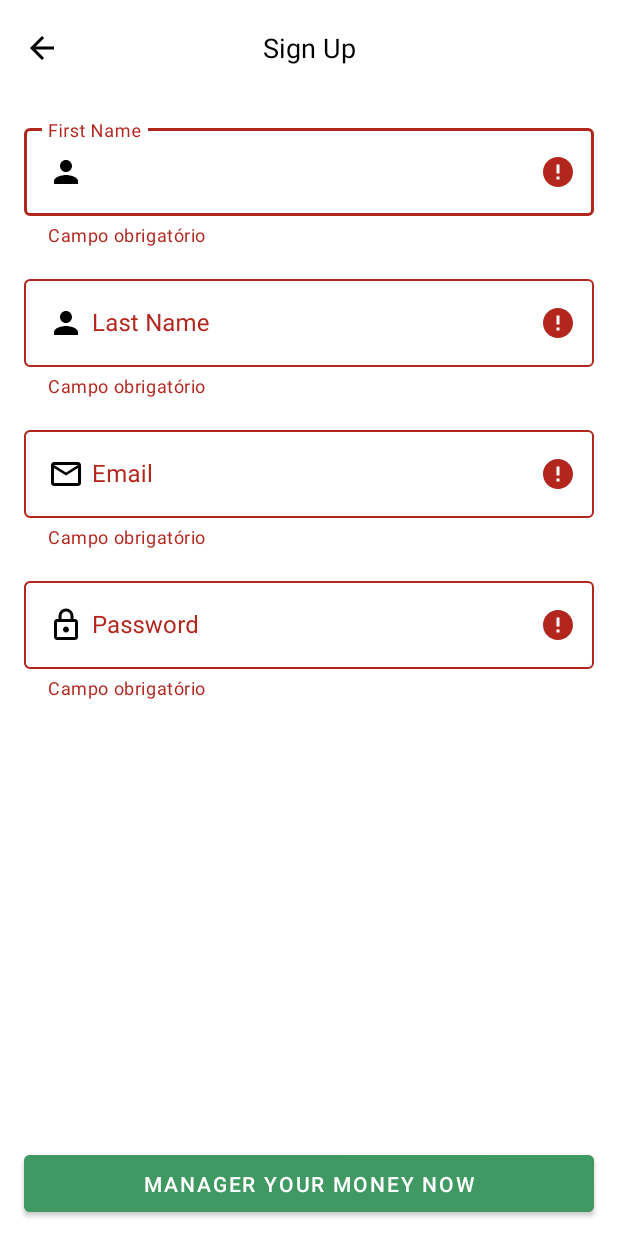
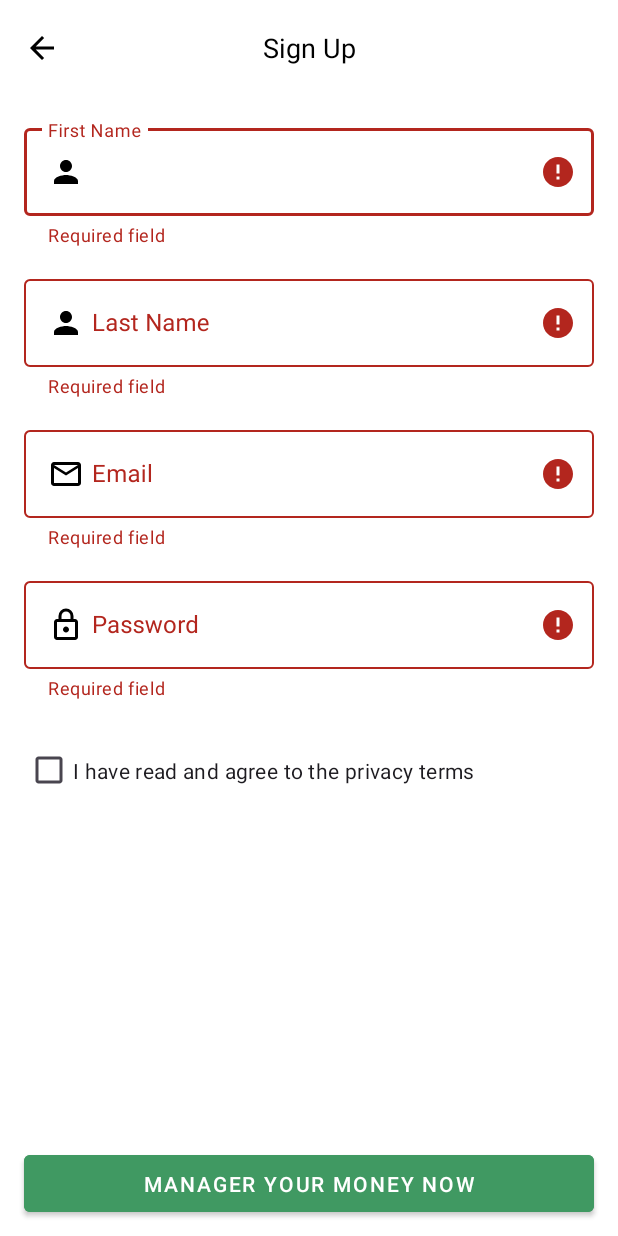
Before and after one commit to franklaercio/financial-android-app, an Android app: the SignUpActivity screen opened directly, with no data from a screen before it, after a tap on "MANAGER YOUR MONEY NOW", on a phone screen of 412 x 824 dp. Run offline under Robolectric (Android 15) with nearby library versions, the phone set to English and light mode, and no system bars; Roboto replaces fonts that are not available here.

Commit message:
fix: adjusting layouts, language and colors

```diff
--- a/app/src/main/java/com/github/finacial/activities/HomeActivity.java
+++ b/app/src/main/java/com/github/finacial/activities/HomeActivity.java
@@ -64,7 +64,7 @@ public class HomeActivity extends AppCompatActivity {
         try {
             return transactionDatasource.getAll();
         } catch (Exception ex) {
-            Toast.makeText(this, "Não foi possível recuperar as transações", Toast.LENGTH_LONG).show();
+            Toast.makeText(this, "Could not possible save transaction", Toast.LENGTH_LONG).show();
             Intent intent = new Intent(this, LoginActivity.class);
             startActivity(intent);
             return null;
--- a/app/src/main/java/com/github/finacial/activities/LoginActivity.java
+++ b/app/src/main/java/com/github/finacial/activities/LoginActivity.java
@@ -67,11 +67,11 @@ public class LoginActivity extends AppCompatActivity {
                 Intent intent = new Intent(this, HomeActivity.class);
                 startActivity(intent);
             } else {
-                Toast.makeText(this, "Não foi possível autenticar!", Toast.LENGTH_LONG).show();
+                Toast.makeText(this, "Could not possible authenticate!", Toast.LENGTH_LONG).show();
             }
         } else {
-            emailEditText.setError("Campo obrigatório");
-            passwordEditText.setError("Campo obrigatório");
+            emailEditText.setError("Required field");
+            passwordEditText.setError("Required field");
         }
     }
 }
--- a/app/src/main/java/com/github/finacial/activities/SignUpActivity.java
+++ b/app/src/main/java/com/github/finacial/activities/SignUpActivity.java
@@ -4,6 +4,7 @@ import android.content.Intent;
 import android.os.Bundle;
 import android.text.TextUtils;
 import android.view.View;
+import android.widget.CheckBox;
 import android.widget.Toast;
 
 import androidx.appcompat.app.AppCompatActivity;
@@ -21,6 +22,7 @@ public class SignUpActivity extends AppCompatActivity {
     private TextInputLayout lastNameEditText;
     private TextInputLayout emailEditText;
     private TextInputLayout passwordEditText;
+    private CheckBox checkBox;
 
     boolean hasErrors = false;
 
@@ -43,6 +45,7 @@ public class SignUpActivity extends AppCompatActivity {
         lastNameEditText = findViewById(R.id.editTextDateTransaction);
         emailEditText = findViewById(R.id.editTextAmount);
         passwordEditText = findViewById(R.id.editTextPassword);
+        checkBox = findViewById(R.id.checkBoxPrivacyTerms);
     }
 
     public void validate(View view) {
@@ -54,29 +57,34 @@ public class SignUpActivity extends AppCompatActivity {
         hasErrors = false;
 
         if (TextUtils.isEmpty(firstName)) {
-            firstNameEditText.setError("Campo obrigatório");
+            firstNameEditText.setError("Required field");
             changeState();
         }
 
         if (TextUtils.isEmpty(lastName)) {
-            lastNameEditText.setError("Campo obrigatório");
+            lastNameEditText.setError("Required field");
             changeState();
         }
 
         if (TextUtils.isEmpty(email)) {
-            emailEditText.setError("Campo obrigatório");
+            emailEditText.setError("Required field");
             changeState();
         }
 
         if (TextUtils.isEmpty(password)) {
-            passwordEditText.setError("Campo obrigatório");
+            passwordEditText.setError("Required field");
             changeState();
         }
 
-        saveProduct(firstName, lastName, email, password);
+        if(checkBox.isChecked()) {
+            Toast.makeText(this, "You need to agree with terms!", Toast.LENGTH_LONG).show();
+            changeState();
+        }
+
+        saveUser(firstName, lastName, email, password);
     }
 
-    private void saveProduct(String firstName, String lastName, String email, String password) {
+    private void saveUser(String firstName, String lastName, String email, String password) {
         if(!hasErrors) {
             try {
                 User user = new User();
@@ -86,12 +94,12 @@ public class SignUpActivity extends AppCompatActivity {
                 user.setPassword(password);
 
                 userDatasource.save(user);
-                Toast.makeText(this, "Usuário cadastrado com sucesso!", Toast.LENGTH_LONG).show();
+                Toast.makeText(this, "User created with success!", Toast.LENGTH_LONG).show();
 
                 Intent intent = new Intent(this, LoginActivity.class);
                 startActivity(intent);
             } catch (Exception ex) {
-                Toast.makeText(this, "Não foi possível cadastrar o usuário", Toast.LENGTH_LONG).show();
+                Toast.makeText(this, "Could not possible to create a user.", Toast.LENGTH_LONG).show();
             }
         }
     }
--- a/app/src/main/res/layout/activity_add_transaction.xml
+++ b/app/src/main/res/layout/activity_add_transaction.xml
@@ -44,7 +44,7 @@
         android:id="@+id/toolbar"
         android:layout_width="match_parent"
         android:layout_height="wrap_content"
-        android:background="@color/white"
+        android:background="?attr/colorPrimary"
         app:layout_constraintEnd_toEndOf="parent"
         app:layout_constraintStart_toStartOf="parent"
         app:layout_constraintTop_toTopOf="parent"
--- a/app/src/main/res/layout/activity_signup.xml
+++ b/app/src/main/res/layout/activity_signup.xml
@@ -44,7 +44,7 @@
         android:id="@+id/toolbar"
         android:layout_width="match_parent"
         android:layout_height="wrap_content"
-        android:background="@color/white"
+        android:background="?attr/colorPrimary"
         app:layout_constraintEnd_toEndOf="parent"
         app:layout_constraintStart_toStartOf="parent"
         app:layout_constraintTop_toTopOf="parent"
@@ -189,4 +189,17 @@
         app:layout_constraintEnd_toEndOf="parent"
         app:layout_constraintStart_toStartOf="parent" />
 
+    <CheckBox
+        android:id="@+id/checkBoxPrivacyTerms"
+        android:layout_width="379dp"
+        android:layout_height="62dp"
+        android:layout_marginStart="16dp"
+        android:layout_marginTop="16dp"
+        android:layout_marginEnd="16dp"
+        android:text="I have read and agree to the privacy terms"
+        app:buttonIconTint="@color/green"
+        app:layout_constraintEnd_toEndOf="parent"
+        app:layout_constraintStart_toStartOf="parent"
+        app:layout_constraintTop_toBottomOf="@id/editTextPassword" />
+
 </androidx.constraintlayout.widget.ConstraintLayout>
--- a/app/src/main/res/values-night/themes.xml
+++ /dev/null
@@ -1,8 +0,0 @@
-<resources xmlns:tools="http://schemas.android.com/tools">
-    <!-- Base application theme. -->
-    <style name="Base.Theme.Finacial" parent="Theme.Material3.DayNight.NoActionBar">
-        <item name="colorPrimary">@color/black</item>
-        <item name="colorSecondary">@color/white</item>
-        <item name="android:colorBackground">@color/black</item>
-    </style>
-</resources>
--- a/app/src/main/res/values/themes.xml
+++ b/app/src/main/res/values/themes.xml
@@ -1,6 +1,6 @@
 <resources xmlns:tools="http://schemas.android.com/tools">
     <!-- Base application theme. -->
-    <style name="Base.Theme.Finacial" parent="Theme.Material3.DayNight.NoActionBar">
+    <style name="Base.Theme.Finacial" parent="Theme.Material3.Light.NoActionBar">
         <item name="colorPrimary">@color/white</item>
         <item name="colorSecondary">@color/black</item>
         <item name="colorAccent">@color/white</item>
```
Also changed, not shown: app/src/main/java/com/github/finacial/activities/AddTransactionActivity.java (+6 -6 lines).
